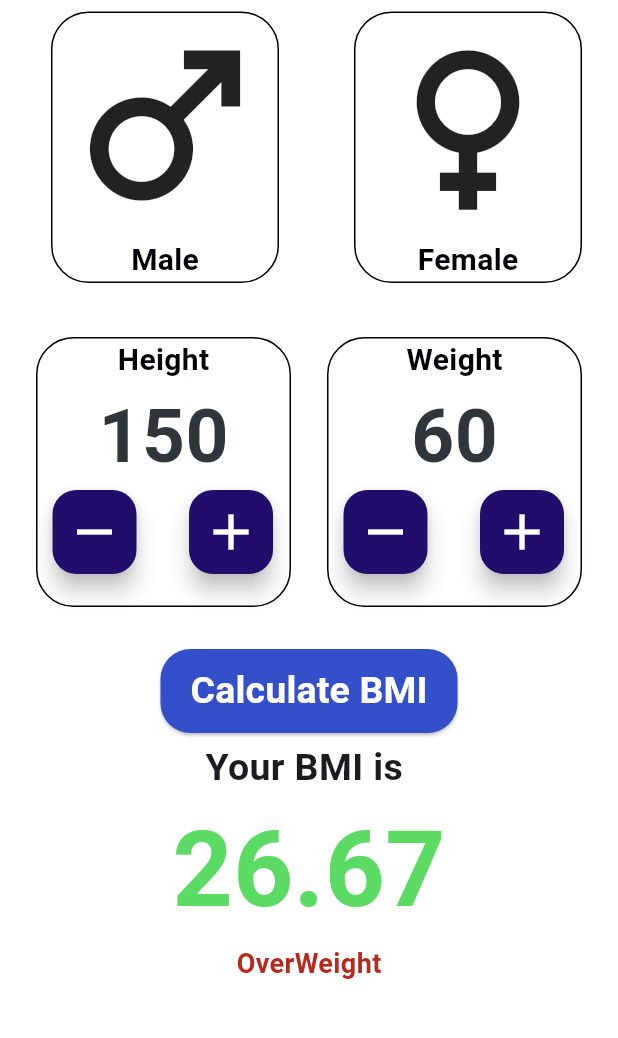
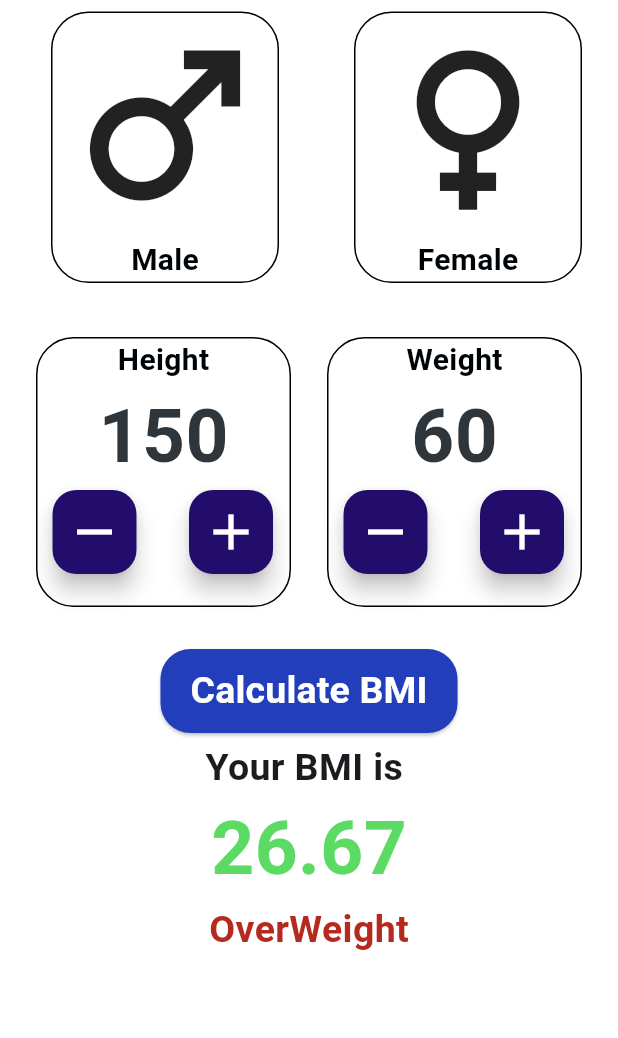
Before and after one commit to akithawijesinghe/BMICALflutter, a Flutter app: the screen it shows after launch, after a tap on "Calculate BMI", on a phone screen of 412 x 824 dp, the part 65-1103 px from its top. Run offline on Flutter 3.47's test engine with Material 3 defaults, Android fonts, the phone set to English and light mode, and no system bars; Roboto replaces fonts that are missing (Candara).

Commit message:
ui improved

```diff
--- a/lib/constant.dart
+++ b/lib/constant.dart
@@ -5,7 +5,7 @@ const ktext2Color = Color.fromARGB(255, 1, 24, 3);
 const ktext3Color = Color.fromARGB(255, 35, 5, 183);
 
 const kinputLableColor =
-    TextStyle(color: ktextColor, fontSize: 70, fontWeight: FontWeight.bold);
+    TextStyle(color: ktextColor, fontSize: 50, fontWeight: FontWeight.bold);
 
 const kinputLable2Color =
     TextStyle(color: ktext3Color, fontSize: 30, fontWeight: FontWeight.bold);
--- a/lib/main_page.dart
+++ b/lib/main_page.dart
@@ -13,6 +13,7 @@ class _MainPageState extends State<MainPage> {
   int weight = 60;
   bool isMaleSelected = false;
   bool isFemaleSelected = false;
+  bool isCalculateselect = false;
   late double bmi = calculateBMI(height: height, weight: weight);
 
   @override
@@ -237,10 +238,14 @@ class _MainPageState extends State<MainPage> {
 
               ElevatedButton(
                 onPressed: () {
-                  // Add your button functionality here
+                  setState(() {
+                    isCalculateselect = true;
+                  }); // Add your button functionality here
                 },
                 style: ElevatedButton.styleFrom(
-                  backgroundColor: Color.fromARGB(255, 52, 79, 202),
+                  backgroundColor: isCalculateselect
+                      ? Color.fromARGB(255, 34, 62, 187)
+                      : Color.fromARGB(255, 52, 79, 202),
                   shape: RoundedRectangleBorder(
                     borderRadius: BorderRadius.circular(20.0),
                   ),
@@ -306,7 +311,7 @@ class _MainPageState extends State<MainPage> {
       resultText,
       style: TextStyle(
         color: resultColor,
-        fontSize: 18,
+        fontSize: 25,
         fontWeight: FontWeight.bold,
       ),
     );
```
